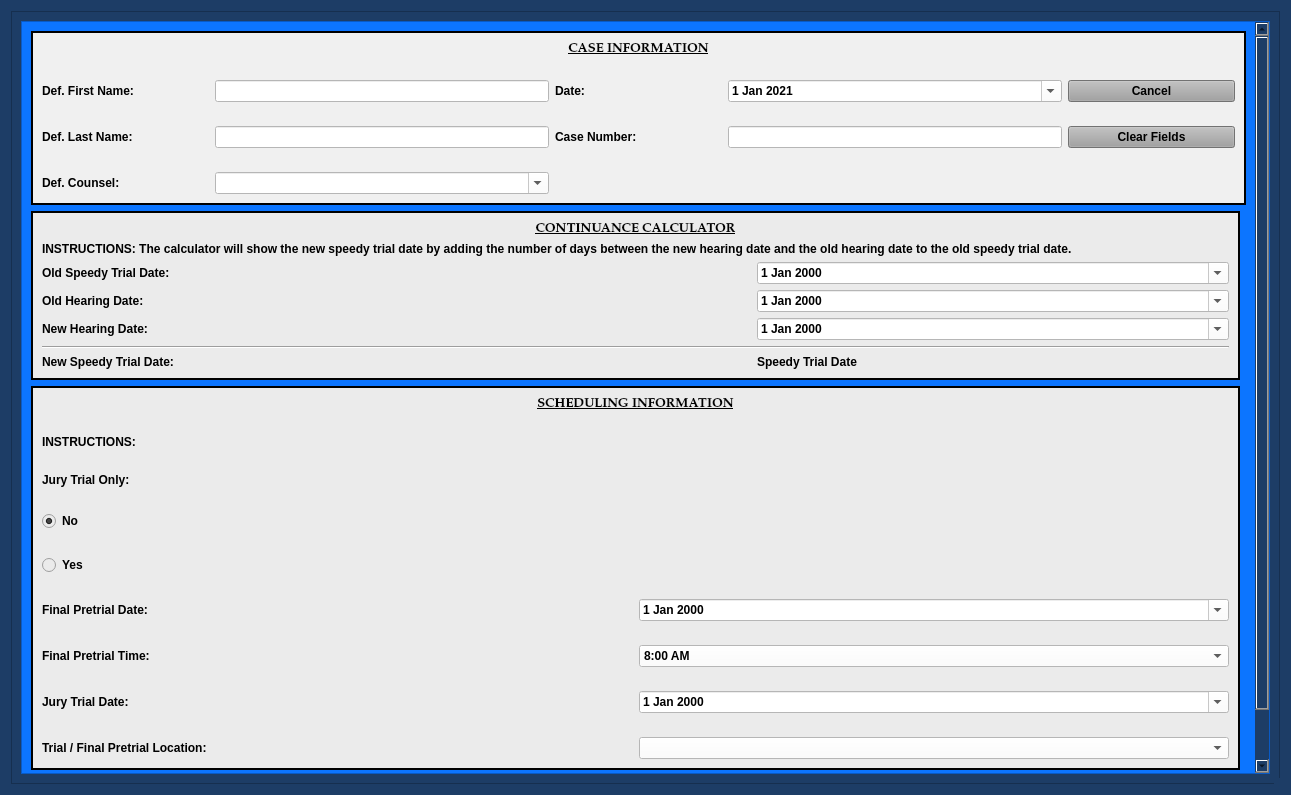
Old version of the form munientry/views/ui/FinalJuryNoticeOfHearingDialog.ui in the repository HunterProgram22/MuniEntry.
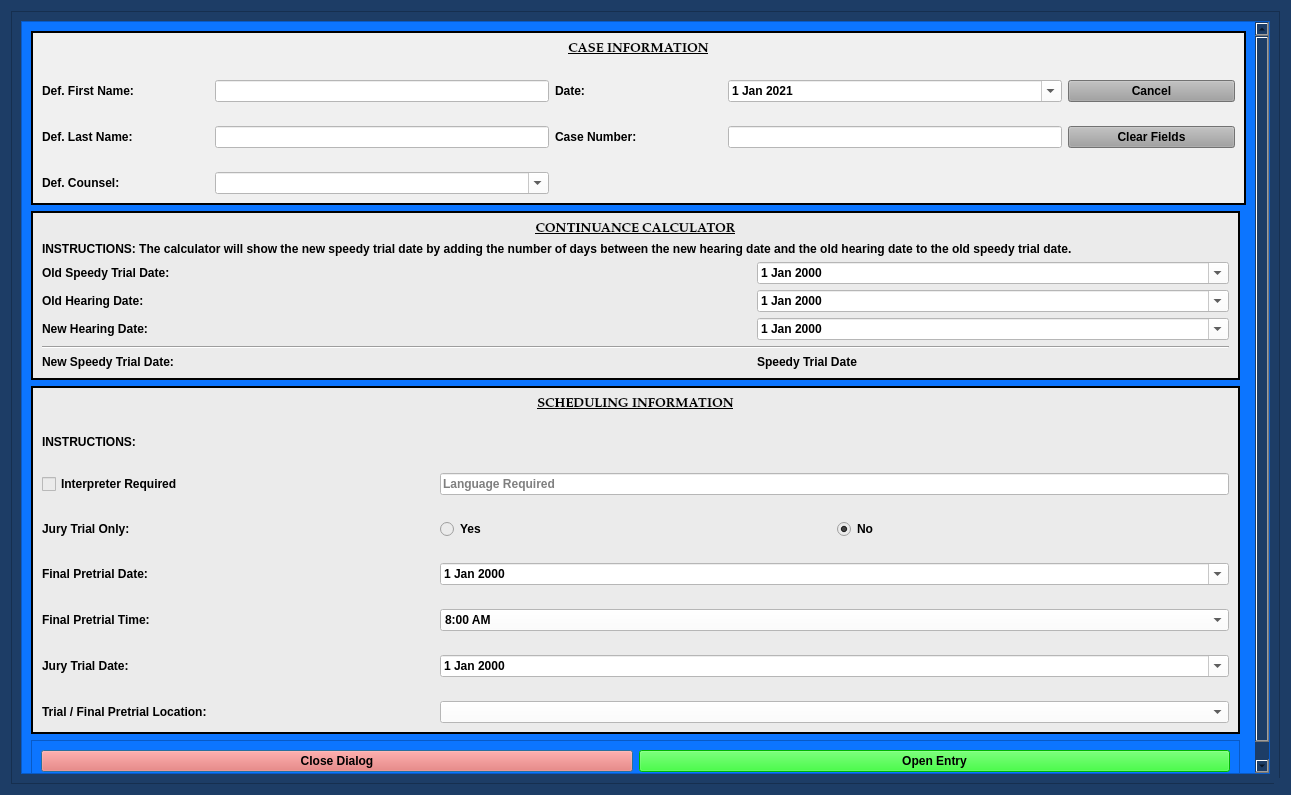
New version of the form. Custom widgets are drawn as their Qt base class.

Commit message: Added Interpreter Box to all scheduling UIs and Templates.

Diff of the .ui file:
```diff
--- a/munientry/views/ui/FinalJuryNoticeOfHearingDialog.ui
+++ b/munientry/views/ui/FinalJuryNoticeOfHearingDialog.ui
@@ -176,9 +176,9 @@
          <property name="geometry">
           <rect>
            <x>0</x>
-           <y>0</y>
-           <width>1234</width>
-           <height>856</height>
+           <y>-59</y>
+           <width>1230</width>
+           <height>815</height>
           </rect>
          </property>
          <layout class="QGridLayout" name="gridLayout_2">
@@ -378,18 +378,87 @@
             </property>
             <layout class="QGridLayout" name="gridLayout_6">
              <item row="0" column="0">
-              <layout class="QGridLayout" name="gridLayout_3" rowstretch="1,2,2,2,0,0,0,0,0" rowminimumheight="0,0,0,0,0,0,0,0,0">
+              <layout class="QGridLayout" name="gridLayout_3" rowstretch="1,2,2,2,0,0,0,0,0,0,0" rowminimumheight="0,0,0,0,0,0,0,0,0,0,0">
                <property name="verticalSpacing">
                 <number>24</number>
                </property>
-               <item row="2" column="0">
+               <item row="10" column="0">
+                <widget class="QLabel" name="label_7">
+                 <property name="text">
+                  <string>Trial / Final Pretrial Location:</string>
+                 </property>
+                </widget>
+               </item>
+               <item row="3" column="1">
+                <widget class="QRadioButton" name="jury_trial_only_yes_radio_btn">
+                 <property name="text">
+                  <string>Yes</string>
+                 </property>
+                 <attribute name="buttonGroup">
+                  <string notr="true">buttonGroup</string>
+                 </attribute>
+                </widget>
+               </item>
+               <item row="9" column="0">
+                <widget class="QLabel" name="label_4">
+                 <property name="text">
+                  <string>Jury Trial Date:</string>
+                 </property>
+                </widget>
+               </item>
+               <item row="3" column="0">
                 <widget class="QLabel" name="label_8">
                  <property name="text">
                   <string>Jury Trial Only:</string>
                  </property>
                 </widget>
                </item>
-               <item row="6" column="1">
+               <item row="2" column="0">
+                <widget class="QCheckBox" name="interpreter_check_box">
+                 <property name="text">
+                  <string>Interpreter Required</string>
+                 </property>
+                </widget>
+               </item>
+               <item row="8" column="0">
+                <widget class="QLabel" name="final_pretrial_time_label">
+                 <property name="text">
+                  <string>Final Pretrial Time:</string>
+                 </property>
+                </widget>
+               </item>
+               <item row="7" column="0">
+                <widget class="QLabel" name="final_pretrial_date_label">
+                 <property name="text">
+                  <string>Final Pretrial Date:</string>
+                 </property>
+                </widget>
+               </item>
+               <item row="3" column="2">
+                <widget class="QRadioButton" name="jury_trial_only_no_radio_btn">
+                 <property name="text">
+                  <string>No</string>
+                 </property>
+                 <property name="checked">
+                  <bool>true</bool>
+                 </property>
+                 <attribute name="buttonGroup">
+                  <string notr="true">buttonGroup</string>
+                 </attribute>
+                </widget>
+               </item>
+               <item row="7" column="1" colspan="2">
+                <widget class="NoScrollDateEdit" name="final_pretrial_date">
+                 <property name="styleSheet">
+                  <string notr="true">color: rgb(0, 0, 0);
+background-color: rgb(255, 255, 255);</string>
+                 </property>
+                 <property name="calendarPopup">
+                  <bool>true</bool>
+                 </property>
+                </widget>
+               </item>
+               <item row="8" column="1" colspan="2">
                 <widget class="NoScrollComboBox" name="final_pretrial_time_box">
                  <property name="enabled">
                   <bool>true</bool>
@@ -544,31 +613,7 @@
                  </item>
                 </widget>
                </item>
-               <item row="6" column="0">
-                <widget class="QLabel" name="final_pretrial_time_label">
-                 <property name="text">
-                  <string>Final Pretrial Time:</string>
-                 </property>
-                </widget>
-               </item>
-               <item row="4" column="0">
-                <widget class="QRadioButton" name="jury_trial_only_yes_radio_btn">
-                 <property name="text">
-                  <string>Yes</string>
-                 </property>
-                 <attribute name="buttonGroup">
-                  <string notr="true">buttonGroup</string>
-                 </attribute>
-                </widget>
-               </item>
-               <item row="5" column="0">
-                <widget class="QLabel" name="final_pretrial_date_label">
-                 <property name="text">
-                  <string>Final Pretrial Date:</string>
-                 </property>
-                </widget>
-               </item>
-               <item row="7" column="1">
+               <item row="9" column="1" colspan="2">
                 <widget class="NoScrollDateEdit" name="trial_date">
                  <property name="styleSheet">
                   <string notr="true">color: rgb(0, 0, 0);
@@ -579,72 +624,7 @@
                  </property>
                 </widget>
                </item>
-               <item row="5" column="1">
-                <widget class="NoScrollDateEdit" name="final_pretrial_date">
-                 <property name="styleSheet">
-                  <string notr="true">color: rgb(0, 0, 0);
-background-color: rgb(255, 255, 255);</string>
-                 </property>
-                 <property name="calendarPopup">
-                  <bool>true</bool>
-                 </property>
-                </widget>
-               </item>
-               <item row="7" column="0">
-                <widget class="QLabel" name="label_4">
-                 <property name="text">
-                  <string>Jury Trial Date:</string>
-                 </property>
-                </widget>
-               </item>
-               <item row="1" column="0" colspan="2">
-                <widget class="QLabel" name="instructions_label">
-                 <property name="text">
-                  <string>INSTRUCTIONS:</string>
-                 </property>
-                </widget>
-               </item>
-               <item row="0" column="0" colspan="2">
-                <widget class="QLabel" name="label_5">
-                 <property name="font">
-                  <font>
-                   <family>Palatino Linotype</family>
-                   <pointsize>10</pointsize>
-                   <weight>75</weight>
-                   <italic>false</italic>
-                   <bold>true</bold>
-                   <underline>true</underline>
-                  </font>
-                 </property>
-                 <property name="text">
-                  <string>SCHEDULING INFORMATION</string>
-                 </property>
-                 <property name="alignment">
-                  <set>Qt::AlignCenter</set>
-                 </property>
-                </widget>
-               </item>
-               <item row="3" column="0">
-                <widget class="QRadioButton" name="jury_trial_only_no_radio_btn">
-                 <property name="text">
-                  <string>No</string>
-                 </property>
-                 <property name="checked">
-                  <bool>true</bool>
-                 </property>
-                 <attribute name="buttonGroup">
-                  <string notr="true">buttonGroup</string>
-                 </attribute>
-                </widget>
-               </item>
-               <item row="8" column="0">
-                <widget class="QLabel" name="label_7">
-                 <property name="text">
-                  <string>Trial / Final Pretrial Location:</string>
-                 </property>
-                </widget>
-               </item>
-               <item row="8" column="1">
+               <item row="10" column="1" colspan="2">
                 <widget class="NoScrollComboBox" name="hearing_location_box">
                  <property name="styleSheet">
                   <string notr="true">background-color: rgb(255, 255, 255);</string>
@@ -671,6 +651,43 @@
                  </item>
                 </widget>
                </item>
+               <item row="2" column="1" colspan="2">
+                <widget class="QLineEdit" name="language_box">
+                 <property name="styleSheet">
+                  <string notr="true">background-color: rgb(255, 255, 255);</string>
+                 </property>
+                 <property name="placeholderText">
+                  <string>Language Required</string>
+                 </property>
+                </widget>
+               </item>
+               <item row="1" column="0" colspan="3">
+                <widget class="QLabel" name="instructions_label">
+                 <property name="text">
+                  <string>INSTRUCTIONS:</string>
+                 </property>
+                </widget>
+               </item>
+               <item row="0" column="0" colspan="3">
+                <widget class="QLabel" name="label_5">
+                 <property name="font">
+                  <font>
+                   <family>Palatino Linotype</family>
+                   <pointsize>10</pointsize>
+                   <weight>75</weight>
+                   <italic>false</italic>
+                   <bold>true</bold>
+                   <underline>true</underline>
+                  </font>
+                 </property>
+                 <property name="text">
+                  <string>SCHEDULING INFORMATION</string>
+                 </property>
+                 <property name="alignment">
+                  <set>Qt::AlignCenter</set>
+                 </property>
+                </widget>
+               </item>
               </layout>
              </item>
             </layout>
```
Left out of the diff: 2 changed lines with no effect on the pictures. The commit also changes 11 other files.
